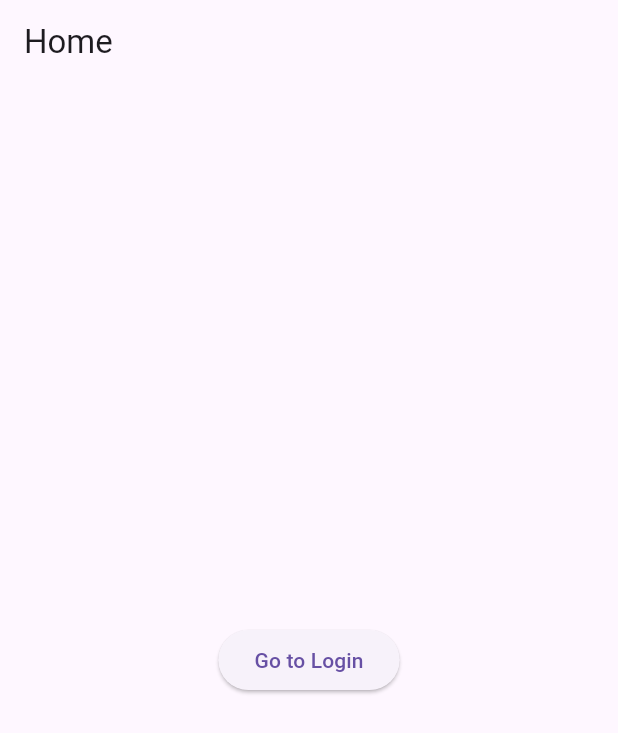
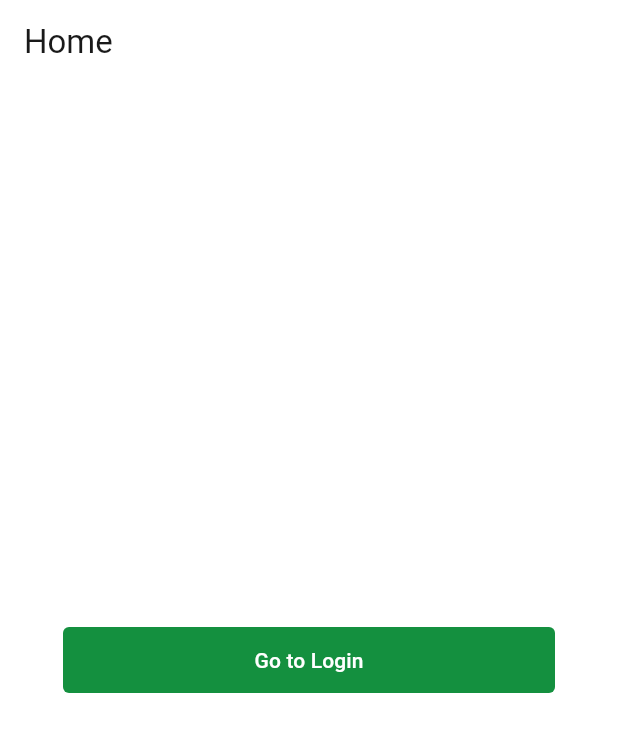
Before and after one commit to cijjas/ser_manos, a Flutter app: the screen it shows after launch, on a phone screen of 412 x 824 dp. Shown: the top 733 px of the screen. Run offline on Flutter 3.47's test engine with Material 3 defaults, Android fonts, the phone set to English and light mode, and no system bars; our stand-ins replace flutter_svg, go_router.

Commit message:
chore: add more molecules

```diff
--- a/lib/core/theme/app_theme.dart
+++ b/lib/core/theme/app_theme.dart
@@ -6,12 +6,45 @@ import 'typography.dart';
 final ThemeData appTheme = ThemeData(
   scaffoldBackgroundColor: AppColors.neutral0,
   primaryColor: AppColors.primary100,
+
   colorScheme: ColorScheme.fromSeed(
     seedColor: AppColors.primary100,
+    brightness: Brightness.light,
+
+    // PRIMARY
     primary: AppColors.primary100,
+    onPrimary: AppColors.neutral0,
+    primaryContainer: AppColors.primary10,
+    onPrimaryContainer: AppColors.primary100,
+
+    // SECONDARY
     secondary: AppColors.secondary100,
+    onSecondary: AppColors.neutral0,
+    secondaryContainer: AppColors.secondary25,
+    onSecondaryContainer: AppColors.secondary100,
+
+    // ERROR
     error: AppColors.error100,
-    background: AppColors.neutral0,
+    onError: AppColors.neutral0,
+    onErrorContainer: AppColors.error100,
+
+    // BACKGROUND & SURFACE
+    surface: AppColors.neutral0,
+    onSurface: AppColors.neutral100,
+    surfaceContainerHighest: AppColors.neutral10,
+    onSurfaceVariant: AppColors.neutral75,
+
+    // OUTLINE
+    outline: AppColors.neutral25,
+    outlineVariant: AppColors.neutral10,
+
+    // INVERSE (used for bottom sheets, etc.)
+    inverseSurface: AppColors.neutral100,
+    onInverseSurface: AppColors.neutral0,
+    inversePrimary: AppColors.primary10,
+
+    // OTHER OPTIONALS
+    surfaceTint: AppColors.primary100,
   ),
   textTheme: const TextTheme(
     displayLarge: AppTypography.headline01,
--- a/lib/main.dart
+++ b/lib/main.dart
@@ -1,5 +1,8 @@
 import 'package:flutter/material.dart';
 import 'package:go_router/go_router.dart';
+import 'package:ser_manos/shared/molecules/buttons/app_button.dart';
+
+import 'core/theme/app_theme.dart';
 
 void main() {
   runApp(const MyApp());
@@ -26,6 +29,7 @@ class MyApp extends StatelessWidget {
     return MaterialApp.router(
       title: 'Voluntariado App',
       routerConfig: _router,
+      theme: appTheme,
     );
   }
 }
@@ -38,9 +42,9 @@ class HomePage extends StatelessWidget {
     return Scaffold(
       appBar: AppBar(title: const Text('Home')),
       body: Center(
-        child: ElevatedButton(
+        child: AppButton.filled(
+          label: 'Go to Login',
           onPressed: () => context.go('/login'),
-          child: const Text('Go to Login'),
         ),
       ),
     );
@@ -55,9 +59,9 @@ class LoginPage extends StatelessWidget {
     return Scaffold(
       appBar: AppBar(title: const Text('Login')),
       body: Center(
-        child: ElevatedButton(
+        child: AppButton.tonal(
+          label: 'Back to Home',
           onPressed: () => context.go('/'),
-          child: const Text('Back to Home'),
         ),
       ),
     );
--- /dev/null
+++ b/lib/shared/molecules/buttons/app_button.dart
@@ -0,0 +1,55 @@
+// core/components/app_button.dart
+import 'package:flutter/material.dart';
+
+class AppButton extends StatelessWidget {
+  final String label;
+  final VoidCallback? onPressed;
+
+  const AppButton.filled({
+    super.key,
+    required this.label,
+    required this.onPressed,
+  }) : _filled = true;
+
+  const AppButton.tonal({
+    super.key,
+    required this.label,
+    required this.onPressed,
+  }) : _filled = false;
+
+  final bool _filled;
+
+  @override
+  Widget build(BuildContext context) {
+    final ColorScheme colorScheme = Theme.of(context).colorScheme;
+    final bool isDisabled = onPressed == null;
+
+    final ButtonStyle style = ButtonStyle(
+      minimumSize: WidgetStateProperty.all(const Size(328, 44)),
+      padding: WidgetStateProperty.all(const EdgeInsets.symmetric(horizontal: 16)),
+      textStyle: WidgetStateProperty.all(Theme.of(context).textTheme.labelLarge),
+      shape: WidgetStateProperty.all(
+        RoundedRectangleBorder(borderRadius: BorderRadius.circular(4)),
+      ),
+      backgroundColor: WidgetStateProperty.resolveWith((states) {
+        if (!_filled || isDisabled) return Colors.transparent;
+        return colorScheme.primary;
+      }),
+      foregroundColor: WidgetStateProperty.resolveWith((states) {
+        if (!_filled) {
+          return isDisabled ? colorScheme.onSurface : colorScheme.primary;
+        }
+        return colorScheme.onPrimary;
+      }),
+      overlayColor: WidgetStateProperty.all(
+        _filled ? colorScheme.surfaceContainerHighest : colorScheme.outline,
+      ),
+    );
+
+    return TextButton(
+      onPressed: onPressed,
+      style: style,
+      child: Text(label),
+    );
+  }
+}
```
Also changed, not shown: lib/core/theme/shadow.dart (+41 -13 lines), lib/shared/molecules/components/vacants.dart (added, +52 -0 lines), pubspec.yaml (+15 -74 lines), lib/shared/molecules/botones.dart (deleted), lib/shared/molecules/componentes.dart (deleted), lib/shared/molecules/inputs.dart (deleted), lib/shared/molecules/status_bar.dart (deleted), lib/shared/molecules/tabs.dart (deleted), pubspec.lock.
